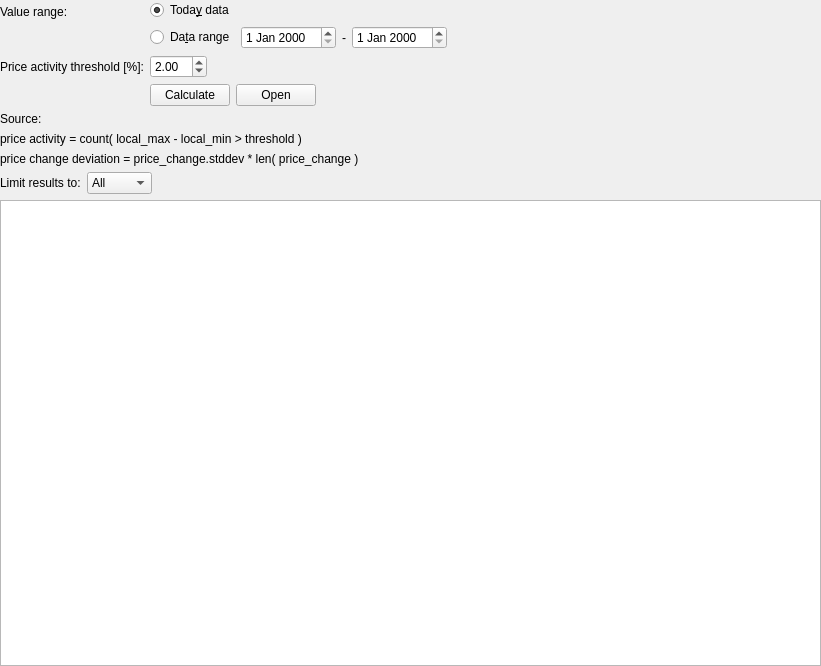
This is src/stockmonitor/ui/widget/tool/activitywidget.ui in anetczuk/stock-monitor as Qt 5 draws it before an edit. The edited form follows.
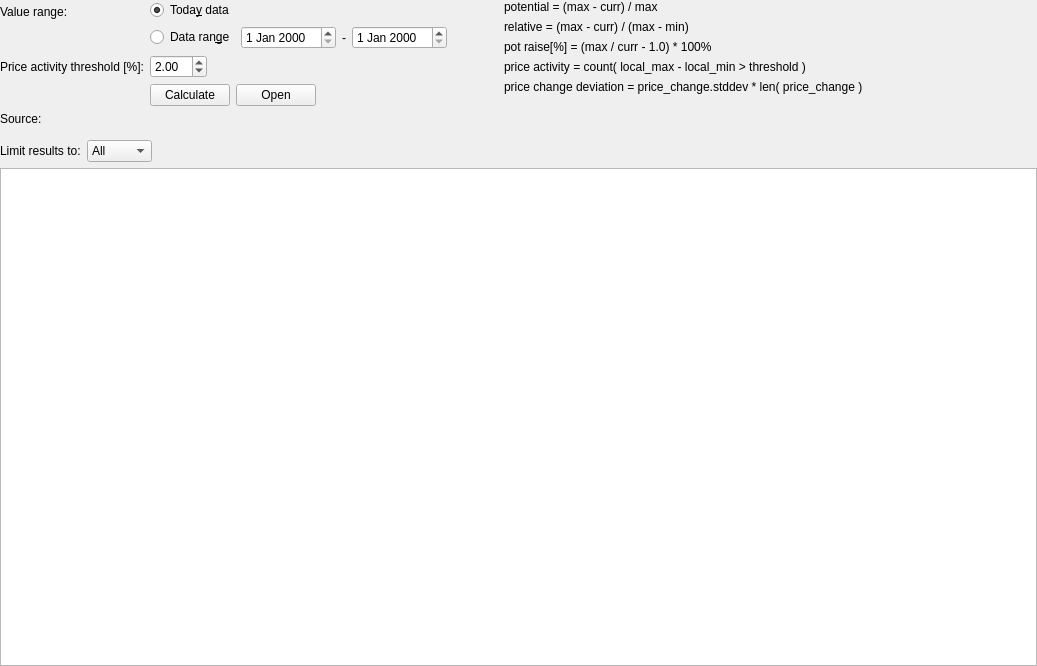
This is the edited form. Custom widgets are drawn as their Qt base class.

Patch:
```diff
--- a/src/stockmonitor/ui/widget/tool/activitywidget.ui
+++ b/src/stockmonitor/ui/widget/tool/activitywidget.ui
@@ -6,14 +6,14 @@
    <rect>
     <x>0</x>
     <y>0</y>
-    <width>821</width>
+    <width>1037</width>
     <height>666</height>
    </rect>
   </property>
   <property name="windowTitle">
    <string>Variance</string>
   </property>
-  <layout class="QVBoxLayout" name="verticalLayout" stretch="0,0,0,0,0">
+  <layout class="QVBoxLayout" name="verticalLayout" stretch="0,0,1">
    <property name="leftMargin">
     <number>0</number>
    </property>
@@ -27,6 +27,8 @@
     <number>0</number>
    </property>
    <item>
+    <layout class="QHBoxLayout" name="horizontalLayout" stretch="0,1">
+     <item>
     <layout class="QFormLayout" name="formLayout">
      <item row="2" column="0">
       <widget class="QLabel" name="label_4">
@@ -148,7 +150,7 @@
          <item>
           <widget class="QRadioButton" name="rangeDataRB">
            <property name="text">
-            <string>Da&amp;ta range</string>
+              <string>Data ran&amp;ge</string>
            </property>
           </widget>
          </item>
@@ -188,6 +190,32 @@
     </layout>
    </item>
    <item>
+      <layout class="QVBoxLayout" name="verticalLayout_3">
+       <property name="leftMargin">
+        <number>11</number>
+       </property>
+       <item>
+        <widget class="QLabel" name="label_7">
+         <property name="text">
+          <string>potential = (max - curr) / max</string>
+         </property>
+        </widget>
+       </item>
+       <item>
+        <widget class="QLabel" name="label_9">
+         <property name="text">
+          <string>relative = (max - curr) / (max - min)</string>
+         </property>
+        </widget>
+       </item>
+       <item>
+        <widget class="QLabel" name="label_10">
+         <property name="text">
+          <string>pot raise[%] = (max / curr - 1.0) * 100%</string>
+         </property>
+        </widget>
+       </item>
+       <item>
     <widget class="QLabel" name="label_3">
      <property name="text">
       <string>price activity = count( local_max - local_min &gt; threshold )</string>
@@ -200,6 +228,23 @@
       <string>price change deviation = price_change.stddev * len( price_change )</string>
      </property>
     </widget>
+       </item>
+       <item>
+        <spacer name="verticalSpacer">
+         <property name="orientation">
+          <enum>Qt::Vertical</enum>
+         </property>
+         <property name="sizeHint" stdset="0">
+          <size>
+           <width>20</width>
+           <height>40</height>
+          </size>
+         </property>
+        </spacer>
+       </item>
+      </layout>
+     </item>
+    </layout>
    </item>
    <item>
     <layout class="QHBoxLayout" name="horizontalLayout_4">
```
Left out of the diff: 6 changed lines with no effect on the pictures. Lines whose indentation alone changed are shown as unchanged.
